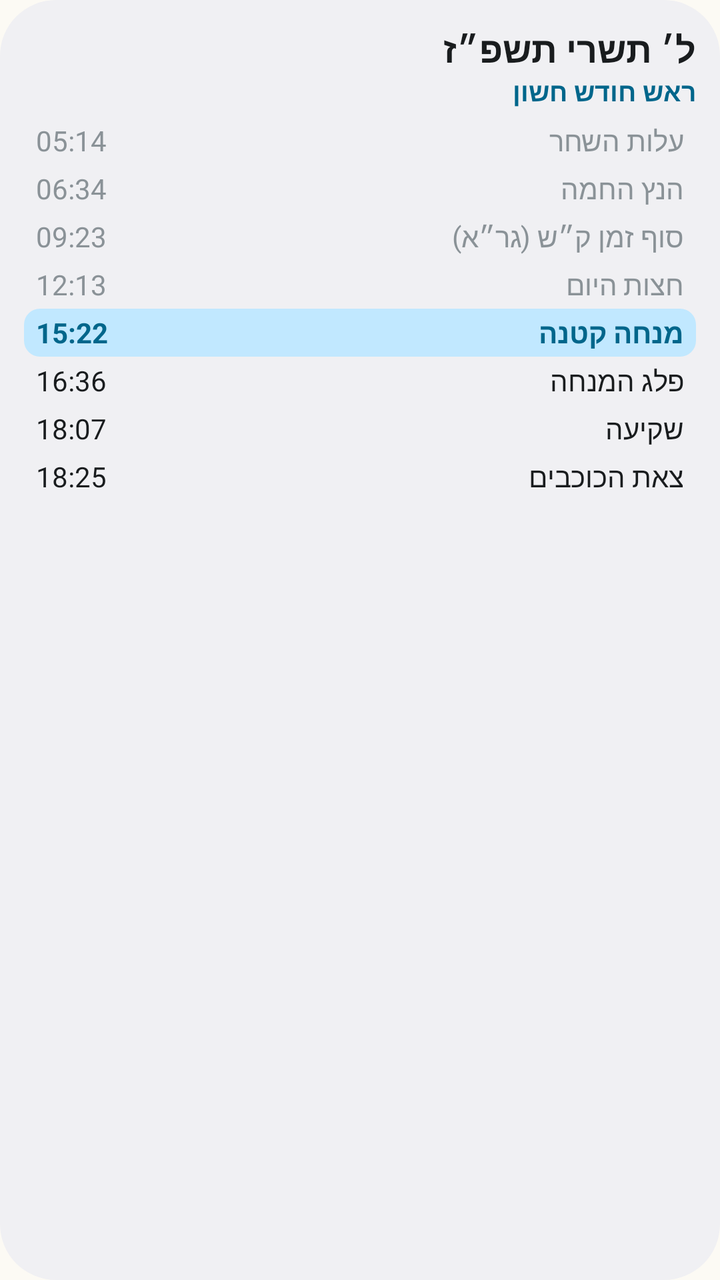
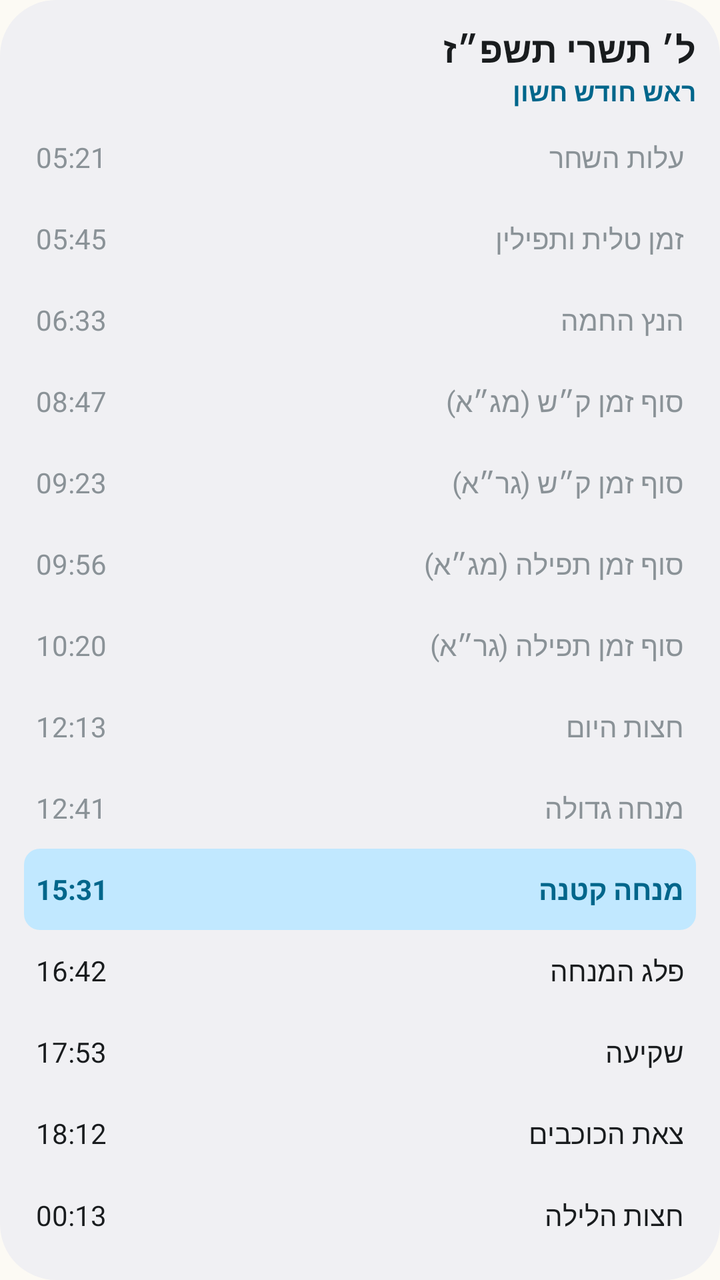

The first picture is an Android layout as it rendered before a commit; the second is the same layout after the commit. The layout source and the unified diff follow.
<!-- AndroidManifest.xml: application theme Theme.JewishDay -->
<!-- res/layout/widget_preview_zmanim.xml -->
<?xml version="1.0" encoding="utf-8"?>
<LinearLayout xmlns:android="http://schemas.android.com/apk/res/android"
    android:id="@android:id/background"
    android:layoutDirection="rtl"
    style="@style/Widget.JewishDay.Root">

    <TextView
        android:text="@string/widget_preview_hebrew_date"
        style="@style/Widget.JewishDay.Text.Title" />

    <TextView
        android:text="@string/widget_preview_special_day"
        style="@style/Widget.JewishDay.Text.Accent" />

    <LinearLayout
        android:layout_width="match_parent"
        android:layout_height="wrap_content"
        android:layout_marginTop="4dp"
        android:orientation="vertical">

        <LinearLayout
            android:layout_width="match_parent"
            android:layout_height="24dp"
            android:gravity="center_vertical"
            android:orientation="horizontal"
            android:paddingStart="6dp"
            android:paddingEnd="6dp">

            <TextView
                android:text="@string/widget_preview_alot"
                style="@style/Widget.JewishDay.Text.Row"
                android:textColor="@color/widget_text_past" />

            <TextView
                android:text="@string/widget_preview_alot_time"
                style="@style/Widget.JewishDay.Text.RowTime"
                android:layout_marginStart="8dp"
                android:textColor="@color/widget_text_past" />
        </LinearLayout>
        <LinearLayout
            android:layout_width="match_parent"
            android:layout_height="24dp"
            android:gravity="center_vertical"
            android:orientation="horizontal"
            android:paddingStart="6dp"
            android:paddingEnd="6dp">

            <TextView
                android:text="@string/widget_preview_sunrise"
                style="@style/Widget.JewishDay.Text.Row"
                android:textColor="@color/widget_text_past" />

            <TextView
                android:text="@string/widget_preview_sunrise_time"
                style="@style/Widget.JewishDay.Text.RowTime"
                android:layout_marginStart="8dp"
                android:textColor="@color/widget_text_past" />
        </LinearLayout>
        <LinearLayout
            android:layout_width="match_parent"
            android:layout_height="24dp"
            android:gravity="center_vertical"
            android:orientation="horizontal"
            android:paddingStart="6dp"
            android:paddingEnd="6dp">

            <TextView
                android:text="@string/widget_preview_shema"
                style="@style/Widget.JewishDay.Text.Row"
                android:textColor="@color/widget_text_past" />

            <TextView
                android:text="@string/widget_preview_shema_time"
                style="@style/Widget.JewishDay.Text.RowTime"
                android:layout_marginStart="8dp"
                android:textColor="@color/widget_text_past" />
        </LinearLayout>
        <LinearLayout
            android:layout_width="match_parent"
            android:layout_height="24dp"
            android:gravity="center_vertical"
            android:orientation="horizontal"
            android:paddingStart="6dp"
            android:paddingEnd="6dp">

            <TextView
                android:text="@string/widget_preview_chatzot"
                style="@style/Widget.JewishDay.Text.Row"
                android:textColor="@color/widget_text_past" />

            <TextView
                android:text="@string/widget_preview_chatzot_time"
                style="@style/Widget.JewishDay.Text.RowTime"
                android:layout_marginStart="8dp"
                android:textColor="@color/widget_text_past" />
        </LinearLayout>
        <LinearLayout
            android:layout_width="match_parent"
            android:layout_height="24dp"
            android:background="@drawable/widget_next_highlight"
            android:gravity="center_vertical"
            android:orientation="horizontal"
            android:paddingStart="6dp"
            android:paddingEnd="6dp">

            <TextView
                android:text="@string/widget_preview_mincha_ketana"
                style="@style/Widget.JewishDay.Text.Row"
                android:textColor="@color/widget_accent"
                android:textStyle="bold" />

            <TextView
                android:text="@string/widget_preview_mincha_ketana_time"
                style="@style/Widget.JewishDay.Text.RowTime"
                android:layout_marginStart="8dp"
                android:textColor="@color/widget_accent"
                android:textStyle="bold" />
        </LinearLayout>
        <LinearLayout
            android:layout_width="match_parent"
            android:layout_height="24dp"
            android:gravity="center_vertical"
            android:orientation="horizontal"
            android:paddingStart="6dp"
            android:paddingEnd="6dp">

            <TextView
                android:text="@string/widget_preview_plag"
                style="@style/Widget.JewishDay.Text.Row"
                android:textColor="@color/widget_text_primary" />

            <TextView
                android:text="@string/widget_preview_plag_time"
                style="@style/Widget.JewishDay.Text.RowTime"
                android:layout_marginStart="8dp"
                android:textColor="@color/widget_text_primary" />
        </LinearLayout>
        <LinearLayout
            android:layout_width="match_parent"
            android:layout_height="24dp"
            android:gravity="center_vertical"
            android:orientation="horizontal"
            android:paddingStart="6dp"
            android:paddingEnd="6dp">

            <TextView
                android:text="@string/widget_preview_next_title"
                style="@style/Widget.JewishDay.Text.Row"
                android:textColor="@color/widget_text_primary" />

            <TextView
                android:text="@string/widget_preview_next_time"
                style="@style/Widget.JewishDay.Text.RowTime"
                android:layout_marginStart="8dp"
                android:textColor="@color/widget_text_primary" />
        </LinearLayout>
        <LinearLayout
            android:layout_width="match_parent"
            android:layout_height="24dp"
            android:gravity="center_vertical"
            android:orientation="horizontal"
            android:paddingStart="6dp"
            android:paddingEnd="6dp">

            <TextView
                android:text="@string/widget_preview_tzeit"
                style="@style/Widget.JewishDay.Text.Row"
                android:textColor="@color/widget_text_primary" />

            <TextView
                android:text="@string/widget_preview_tzeit_time"
                style="@style/Widget.JewishDay.Text.RowTime"
                android:layout_marginStart="8dp"
                android:textColor="@color/widget_text_primary" />
        </LinearLayout>
    </LinearLayout>
</LinearLayout>
<!-- resources referenced by this layout -->
<resources>
  <color name="widget_accent">#315B46</color>
  <color name="widget_text_past">#9AA59F</color>
  <color name="widget_text_primary">#1C2A22</color>
  <string name="widget_preview_alot" translatable="false">עלות השחר</string>
  <string name="widget_preview_alot_time" translatable="false">05:14</string>
  <string name="widget_preview_chatzot" translatable="false">חצות היום</string>
  <string name="widget_preview_chatzot_time" translatable="false">12:13</string>
  <string name="widget_preview_hebrew_date" translatable="false">ל׳ תשרי תשפ״ז</string>
  <string name="widget_preview_mincha_ketana" translatable="false">מנחה קטנה</string>
  <string name="widget_preview_mincha_ketana_time" translatable="false">15:22</string>
  <string name="widget_preview_next_time" translatable="false">18:07</string>
  <string name="widget_preview_next_title" translatable="false">שקיעה</string>
  <string name="widget_preview_plag" translatable="false">פלג המנחה</string>
  <string name="widget_preview_plag_time" translatable="false">16:36</string>
  <string name="widget_preview_shema" translatable="false">סוף זמן ק״ש (גר״א)</string>
  <string name="widget_preview_shema_time" translatable="false">09:23</string>
  <string name="widget_preview_special_day" translatable="false">ראש חודש חשון</string>
  <string name="widget_preview_sunrise" translatable="false">הנץ החמה</string>
  <string name="widget_preview_sunrise_time" translatable="false">06:34</string>
  <string name="widget_preview_tzeit" translatable="false">צאת הכוכבים</string>
  <string name="widget_preview_tzeit_time" translatable="false">18:25</string>
  <style name="Widget.JewishDay.Text.Accent">
          <item name="android:textSize">13sp</item>
          <item name="android:textStyle">bold</item>
          <item name="android:textColor">@color/widget_accent</item>
      </style>
  <style name="Widget.JewishDay.Text.Row">
          <item name="android:layout_width">0dp</item>
          <item name="android:layout_weight">1</item>
          <item name="android:textSize">14sp</item>
      </style>
  <style name="Widget.JewishDay.Text.RowTime">
          <item name="android:textSize">14sp</item>
          <item name="android:fontFeatureSettings">tnum</item>
      </style>
  <style name="Widget.JewishDay.Text.Title">
          <item name="android:textSize">18sp</item>
          <item name="android:textStyle">bold</item>
      </style>
  <color name="widget_highlight">#1F315B46</color>
  <dimen name="widget_padding">12dp</dimen>
  <color name="app_launch_background">#FCFAF4</color>
  <color name="app_launch_primary">#315B46</color>
  <color name="widget_background">#F5FCFAF4</color>
  <dimen name="widget_corner_radius">20dp</dimen>
  <!-- unchanged entries left out for length: 4 -->
</resources>

<!-- the commit's change to res/layout/widget_preview_zmanim.xml (unified diff, before → after) -->
@@ -14,13 +14,15 @@
 
     <LinearLayout
         android:layout_width="match_parent"
-        android:layout_height="wrap_content"
+        android:layout_height="0dp"
+        android:layout_weight="1"
         android:layout_marginTop="4dp"
         android:orientation="vertical">
 
         <LinearLayout
             android:layout_width="match_parent"
-            android:layout_height="24dp"
+            android:layout_height="0dp"
+            android:layout_weight="1"
             android:gravity="center_vertical"
             android:orientation="horizontal"
             android:paddingStart="6dp"
@@ -39,7 +41,28 @@
         </LinearLayout>
         <LinearLayout
             android:layout_width="match_parent"
-            android:layout_height="24dp"
+            android:layout_height="0dp"
+            android:layout_weight="1"
+            android:gravity="center_vertical"
+            android:orientation="horizontal"
+            android:paddingStart="6dp"
+            android:paddingEnd="6dp">
+
+            <TextView
+                android:text="@string/widget_preview_tallit"
+                style="@style/Widget.JewishDay.Text.Row"
+                android:textColor="@color/widget_text_past" />
+
+            <TextView
+                android:text="@string/widget_preview_tallit_time"
+                style="@style/Widget.JewishDay.Text.RowTime"
+                android:layout_marginStart="8dp"
+                android:textColor="@color/widget_text_past" />
+        </LinearLayout>
+        <LinearLayout
+            android:layout_width="match_parent"
+            android:layout_height="0dp"
+            android:layout_weight="1"
             android:gravity="center_vertical"
             android:orientation="horizontal"
             android:paddingStart="6dp"
@@ -58,7 +81,28 @@
         </LinearLayout>
         <LinearLayout
             android:layout_width="match_parent"
-            android:layout_height="24dp"
+            android:layout_height="0dp"
+            android:layout_weight="1"
+            android:gravity="center_vertical"
+            android:orientation="horizontal"
+            android:paddingStart="6dp"
+            android:paddingEnd="6dp">
+
+            <TextView
+                android:text="@string/widget_preview_shema_mga"
+                style="@style/Widget.JewishDay.Text.Row"
+                android:textColor="@color/widget_text_past" />
+
+            <TextView
+                android:text="@string/widget_preview_shema_mga_time"
+                style="@style/Widget.JewishDay.Text.RowTime"
+                android:layout_marginStart="8dp"
+                android:textColor="@color/widget_text_past" />
+        </LinearLayout>
+        <LinearLayout
+            android:layout_width="match_parent"
+            android:layout_height="0dp"
+            android:layout_weight="1"
             android:gravity="center_vertical"
             android:orientation="horizontal"
             android:paddingStart="6dp"
@@ -77,7 +121,48 @@
         </LinearLayout>
         <LinearLayout
             android:layout_width="match_parent"
-            android:layout_height="24dp"
+            android:layout_height="0dp"
+            android:layout_weight="1"
+            android:gravity="center_vertical"
+            android:orientation="horizontal"
+            android:paddingStart="6dp"
+            android:paddingEnd="6dp">
+
+            <TextView
+                android:text="@string/widget_preview_tefillah_mga"
+                style="@style/Widget.JewishDay.Text.Row"
+                android:textColor="@color/widget_text_past" />
+
+            <TextView
+                android:text="@string/widget_preview_tefillah_mga_time"
+                style="@style/Widget.JewishDay.Text.RowTime"
+                android:layout_marginStart="8dp"
+                android:textColor="@color/widget_text_past" />
+        </LinearLayout>
+        <LinearLayout
+            android:layout_width="match_parent"
+            android:layout_height="0dp"
+            android:layout_weight="1"
+            android:gravity="center_vertical"
+            android:orientation="horizontal"
+            android:paddingStart="6dp"
+            android:paddingEnd="6dp">
+
+            <TextView
+                android:text="@string/widget_preview_tefillah"
+                style="@style/Widget.JewishDay.Text.Row"
+                android:textColor="@color/widget_text_past" />
+
+            <TextView
+                android:text="@string/widget_preview_tefillah_time"
+                style="@style/Widget.JewishDay.Text.RowTime"
+                android:layout_marginStart="8dp"
+                android:textColor="@color/widget_text_past" />
+        </LinearLayout>
+        <LinearLayout
+            android:layout_width="match_parent"
+            android:layout_height="0dp"
+            android:layout_weight="1"
             android:gravity="center_vertical"
             android:orientation="horizontal"
             android:paddingStart="6dp"
@@ -96,7 +181,28 @@
         </LinearLayout>
         <LinearLayout
             android:layout_width="match_parent"
-            android:layout_height="24dp"
+            android:layout_height="0dp"
+            android:layout_weight="1"
+            android:gravity="center_vertical"
+            android:orientation="horizontal"
+            android:paddingStart="6dp"
+            android:paddingEnd="6dp">
+
+            <TextView
+                android:text="@string/widget_preview_mincha_gedola"
+                style="@style/Widget.JewishDay.Text.Row"
+                android:textColor="@color/widget_text_past" />
+
+            <TextView
+                android:text="@string/widget_preview_mincha_gedola_time"
+                style="@style/Widget.JewishDay.Text.RowTime"
+                android:layout_marginStart="8dp"
+                android:textColor="@color/widget_text_past" />
+        </LinearLayout>
+        <LinearLayout
+            android:layout_width="match_parent"
+            android:layout_height="0dp"
+            android:layout_weight="1"
             android:background="@drawable/widget_next_highlight"
             android:gravity="center_vertical"
             android:orientation="horizontal"
@@ -118,7 +224,8 @@
         </LinearLayout>
         <LinearLayout
             android:layout_width="match_parent"
-            android:layout_height="24dp"
+            android:layout_height="0dp"
+            android:layout_weight="1"
             android:gravity="center_vertical"
             android:orientation="horizontal"
             android:paddingStart="6dp"
@@ -137,26 +244,28 @@
         </LinearLayout>
         <LinearLayout
             android:layout_width="match_parent"
-            android:layout_height="24dp"
-            android:gravity="center_vertical"
-            android:orientation="horizontal"
-            android:paddingStart="6dp"
-            android:paddingEnd="6dp">
-
-            <TextView
-                android:text="@string/widget_preview_next_title"
-                style="@style/Widget.JewishDay.Text.Row"
-                android:textColor="@color/widget_text_primary" />
-
-            <TextView
-                android:text="@string/widget_preview_next_time"
-                style="@style/Widget.JewishDay.Text.RowTime"
-                android:layout_marginStart="8dp"
-                android:textColor="@color/widget_text_primary" />
-        </LinearLayout>
-        <LinearLayout
-            android:layout_width="match_parent"
-            android:layout_height="24dp"
+            android:layout_height="0dp"
+            android:layout_weight="1"
+            android:gravity="center_vertical"
+            android:orientation="horizontal"
+            android:paddingStart="6dp"
+            android:paddingEnd="6dp">
+
+            <TextView
+                android:text="@string/widget_preview_sunset"
+                style="@style/Widget.JewishDay.Text.Row"
+                android:textColor="@color/widget_text_primary" />
+
+            <TextView
+                android:text="@string/widget_preview_sunset_time"
+                style="@style/Widget.JewishDay.Text.RowTime"
+                android:layout_marginStart="8dp"
+                android:textColor="@color/widget_text_primary" />
+        </LinearLayout>
+        <LinearLayout
+            android:layout_width="match_parent"
+            android:layout_height="0dp"
+            android:layout_weight="1"
             android:gravity="center_vertical"
             android:orientation="horizontal"
             android:paddingStart="6dp"
@@ -169,6 +278,26 @@
 
             <TextView
                 android:text="@string/widget_preview_tzeit_time"
+                style="@style/Widget.JewishDay.Text.RowTime"
+                android:layout_marginStart="8dp"
+                android:textColor="@color/widget_text_primary" />
+        </LinearLayout>
+        <LinearLayout
+            android:layout_width="match_parent"
+            android:layout_height="0dp"
+            android:layout_weight="1"
+            android:gravity="center_vertical"
+            android:orientation="horizontal"
+            android:paddingStart="6dp"
+            android:paddingEnd="6dp">
+
+            <TextView
+                android:text="@string/widget_preview_chatzot_halaila"
+                style="@style/Widget.JewishDay.Text.Row"
+                android:textColor="@color/widget_text_primary" />
+
+            <TextView
+                android:text="@string/widget_preview_chatzot_halaila_time"
                 style="@style/Widget.JewishDay.Text.RowTime"
                 android:layout_marginStart="8dp"
                 android:textColor="@color/widget_text_primary" />
<!-- resource entries referenced after the edit -->
@@ -4,23 +4,35 @@
   <color name="widget_text_past">#9AA59F</color>
   <color name="widget_text_primary">#1C2A22</color>
   <string name="widget_preview_alot" translatable="false">עלות השחר</string>
-  <string name="widget_preview_alot_time" translatable="false">05:14</string>
+  <string name="widget_preview_alot_time" translatable="false">05:21</string>
   <string name="widget_preview_chatzot" translatable="false">חצות היום</string>
+  <string name="widget_preview_chatzot_halaila" translatable="false">חצות הלילה</string>
+  <string name="widget_preview_chatzot_halaila_time" translatable="false">00:13</string>
   <string name="widget_preview_chatzot_time" translatable="false">12:13</string>
   <string name="widget_preview_hebrew_date" translatable="false">ל׳ תשרי תשפ״ז</string>
+  <string name="widget_preview_mincha_gedola" translatable="false">מנחה גדולה</string>
+  <string name="widget_preview_mincha_gedola_time" translatable="false">12:41</string>
   <string name="widget_preview_mincha_ketana" translatable="false">מנחה קטנה</string>
-  <string name="widget_preview_mincha_ketana_time" translatable="false">15:22</string>
-  <string name="widget_preview_next_time" translatable="false">18:07</string>
-  <string name="widget_preview_next_title" translatable="false">שקיעה</string>
+  <string name="widget_preview_mincha_ketana_time" translatable="false">15:31</string>
   <string name="widget_preview_plag" translatable="false">פלג המנחה</string>
-  <string name="widget_preview_plag_time" translatable="false">16:36</string>
+  <string name="widget_preview_plag_time" translatable="false">16:42</string>
   <string name="widget_preview_shema" translatable="false">סוף זמן ק״ש (גר״א)</string>
+  <string name="widget_preview_shema_mga" translatable="false">סוף זמן ק״ש (מג״א)</string>
+  <string name="widget_preview_shema_mga_time" translatable="false">08:47</string>
   <string name="widget_preview_shema_time" translatable="false">09:23</string>
   <string name="widget_preview_special_day" translatable="false">ראש חודש חשון</string>
   <string name="widget_preview_sunrise" translatable="false">הנץ החמה</string>
-  <string name="widget_preview_sunrise_time" translatable="false">06:34</string>
+  <string name="widget_preview_sunrise_time" translatable="false">06:33</string>
+  <string name="widget_preview_sunset" translatable="false">שקיעה</string>
+  <string name="widget_preview_sunset_time" translatable="false">17:53</string>
+  <string name="widget_preview_tallit" translatable="false">זמן טלית ותפילין</string>
+  <string name="widget_preview_tallit_time" translatable="false">05:45</string>
+  <string name="widget_preview_tefillah" translatable="false">סוף זמן תפילה (גר״א)</string>
+  <string name="widget_preview_tefillah_mga" translatable="false">סוף זמן תפילה (מג״א)</string>
+  <string name="widget_preview_tefillah_mga_time" translatable="false">09:56</string>
+  <string name="widget_preview_tefillah_time" translatable="false">10:20</string>
   <string name="widget_preview_tzeit" translatable="false">צאת הכוכבים</string>
-  <string name="widget_preview_tzeit_time" translatable="false">18:25</string>
+  <string name="widget_preview_tzeit_time" translatable="false">18:12</string>
   <style name="Widget.JewishDay.Text.Accent">
           <item name="android:textSize">13sp</item>
           <item name="android:textStyle">bold</item>
